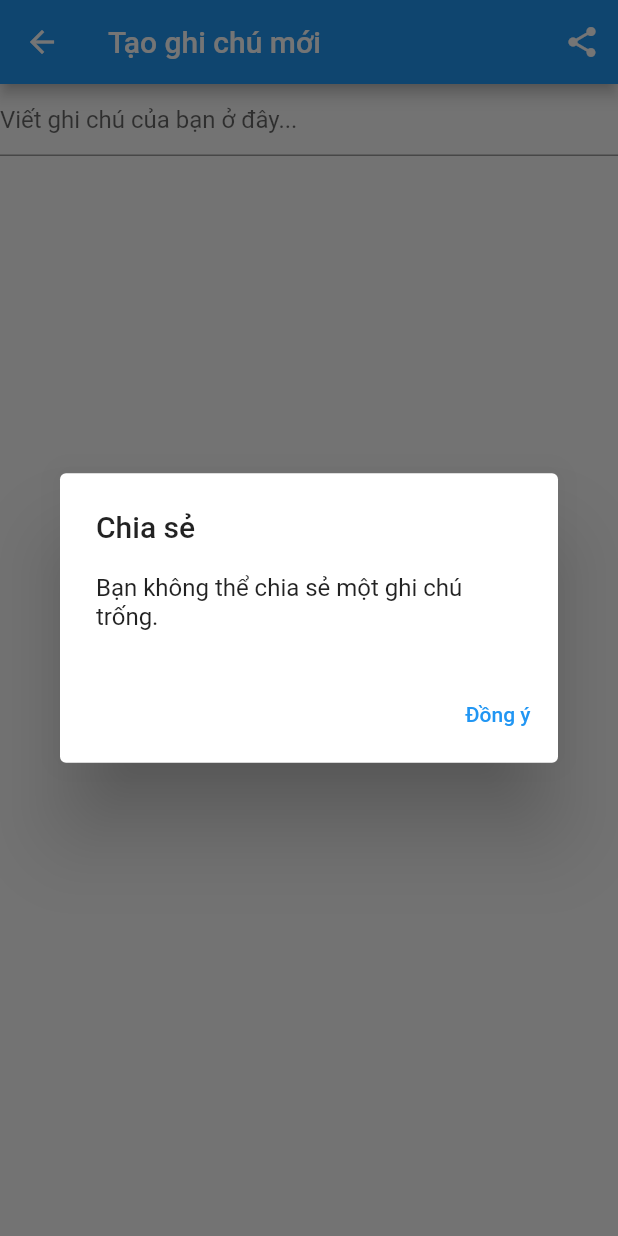
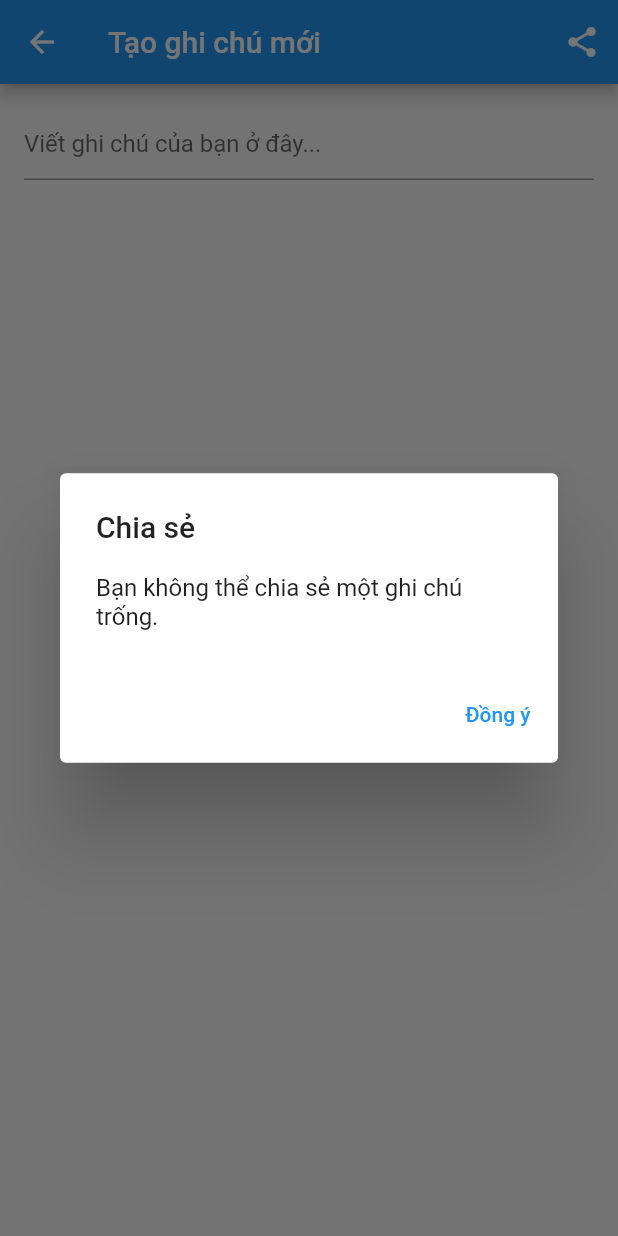
Before and after one commit to tqucbo/flutter_mynotes, a Flutter app: the CreateUpdateNoteView screen opened by its route, after a tap on the "share" icon, on a phone screen of 412 x 824 dp. Run offline on Flutter 3.47's test engine with Material 2 defaults, Android fonts, the phone set to English and light mode, and no system bars; our stand-ins replace bloc, cloud_firestore, equatable, firebase_auth, firebase_core, flutter_bloc and 1 more; accounts and stored records are empty; network calls fail.

Commit message:
APR27_2022_commit5

```diff
--- a/lib/views/login_view.dart
+++ b/lib/views/login_view.dart
@@ -1,12 +1,10 @@
 import 'package:flutter/material.dart';
 import 'package:flutter_bloc/flutter_bloc.dart';
-import 'package:mynotes/constants/routes.dart';
 import 'package:mynotes/services/auth/auth_exceptions.dart';
 import 'package:mynotes/services/auth/bloc/auth_bloc.dart';
 import 'package:mynotes/services/auth/bloc/auth_event.dart';
 import 'package:mynotes/services/auth/bloc/auth_state.dart';
 import 'package:mynotes/utilities/dialogs/error_dialog.dart';
-import 'package:mynotes/utilities/dialogs/loading_dialog.dart';
 
 class LoginView extends StatefulWidget {
   const LoginView({Key? key}) : super(key: key);
@@ -18,7 +16,6 @@ class LoginView extends StatefulWidget {
 class _LoginViewState extends State<LoginView> {
   late final TextEditingController _email;
   late final TextEditingController _password;
-  CloseDialog? _closeDialogHandle;
 
   @override
   void initState() {
--- a/lib/views/notes/create_update_note_view.dart
+++ b/lib/views/notes/create_update_note_view.dart
@@ -112,7 +112,9 @@ class _CreateUpdateNoteViewState extends State<CreateUpdateNoteView> {
           ),
         ],
       ),
-      body: FutureBuilder(
+      body: Padding(
+        padding: const EdgeInsets.all(16.0),
+        child: FutureBuilder(
           future: createOrGetExistingNote(context),
           builder: (context, snapshot) {
             switch (snapshot.connectionState) {
@@ -131,6 +133,7 @@ class _CreateUpdateNoteViewState extends State<CreateUpdateNoteView> {
             }
           },
         ),
+      ),
     );
   }
 }
--- a/lib/views/notes/notes_view.dart
+++ b/lib/views/notes/notes_view.dart
@@ -55,7 +55,9 @@ class _NotesViewState extends State<NotesView> {
             ];
           })
         ]),
-        body: StreamBuilder(
+        body: Padding(
+          padding: const EdgeInsets.all(16.0),
+          child: StreamBuilder(
             stream: _notesService.allNotes(ownerUserId: userId),
             builder: (context, snapshot) {
               switch (snapshot.connectionState) {
@@ -82,6 +84,7 @@ class _NotesViewState extends State<NotesView> {
                   return const CircularProgressIndicator();
               }
             },
+          ),
         ));
   }
 }
--- a/pubspec.yaml
+++ b/pubspec.yaml
@@ -45,6 +45,7 @@ dependencies:
   bloc: ^8.0.3
   flutter_bloc: ^8.0.1
   equatable: ^2.0.3
+  flutter_launcher_icons: ^0.9.2
 
 dev_dependencies:
   flutter_test:
```
Also changed, not shown: flutter_launcher_icons.yaml (added, +7 -0 lines), assets/icon/icon.png (added), pubspec.lock, 30 other files. Lines whose indentation alone changed are shown as unchanged.
